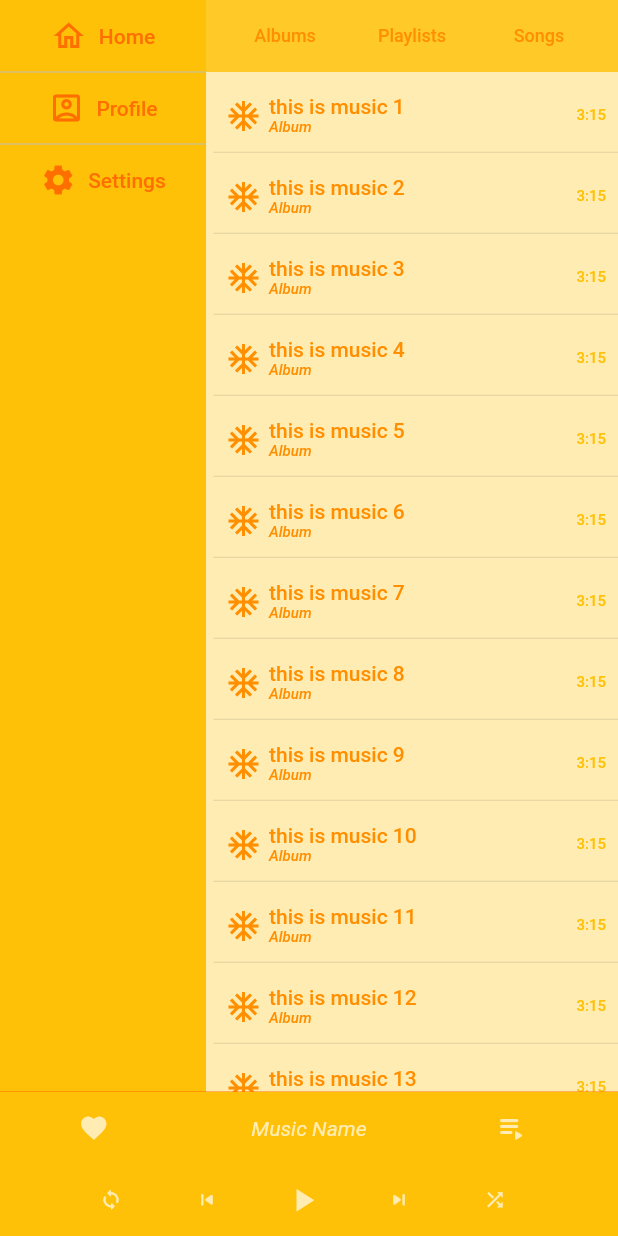
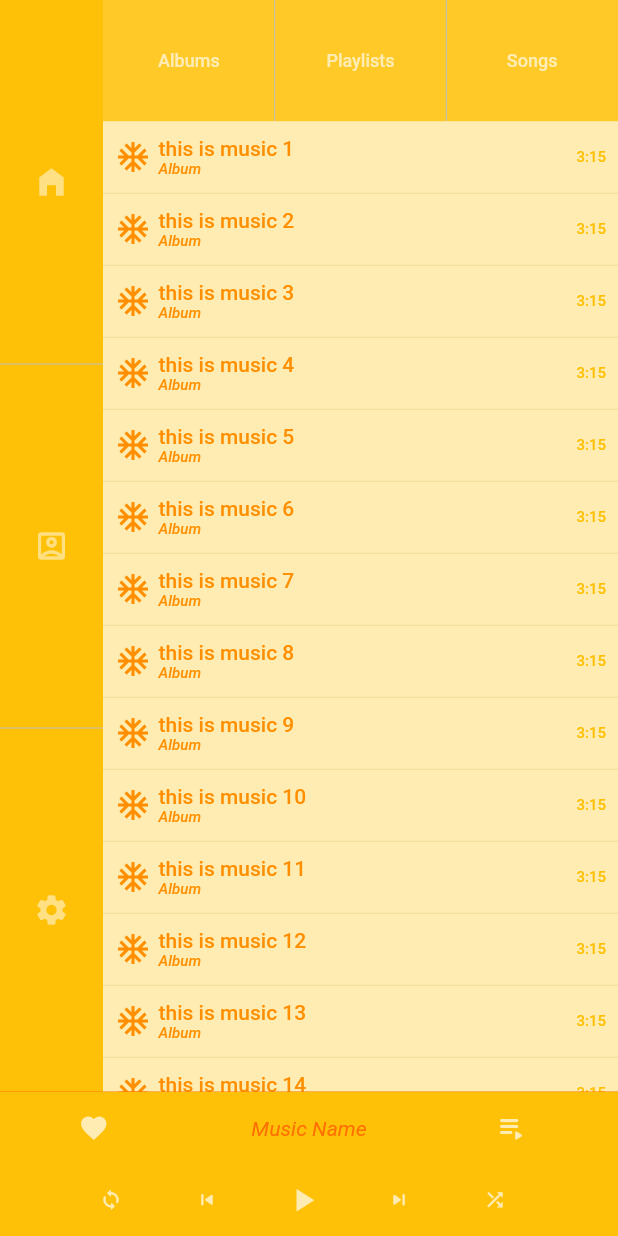
Before and after one commit to 3rs1n4cti0n/MusicPlayerApp, a Flutter app: the Home screen opened by its route, on a phone screen of 412 x 824 dp. Run offline on Flutter 3.47's test engine with Material 2 defaults, Android fonts, the phone set to English and light mode, and no system bars.

Commit message:
Created current song page and its buttons to switch pages. Added settings page.

```diff
--- a/lib/App Pages/home_page.dart
+++ b/lib/App Pages/home_page.dart
@@ -25,17 +25,14 @@ class _HomeState extends State<Home> {
                     child: Container(
                       color: Colors.amber,
                       child: Column(
-                        mainAxisAlignment: MainAxisAlignment.start,
+                        mainAxisAlignment: MainAxisAlignment.spaceEvenly,
                         crossAxisAlignment: CrossAxisAlignment.stretch,
                         children: [
-                          TextButton.icon(
+                          Expanded(
+                            child: TextButton(
                               onPressed: () {},
-                            icon: Icon(Icons.home_outlined,
-                                color: Colors.amber[900]),
-                            label: Text(
-                              'Home',
-                              overflow: TextOverflow.ellipsis,
-                              style: TextStyle(color: Colors.amber[900]),
+                              child: Icon(Icons.home_filled,
+                                  color: Colors.amber[200]),
                             ),
                           ),
                           Divider(
@@ -43,14 +40,11 @@ class _HomeState extends State<Home> {
                             color: Colors.grey[400],
                             thickness: 0,
                           ),
-                          TextButton.icon(
+                          Expanded(
+                            child: TextButton(
                               onPressed: () {},
-                            icon: Icon(Icons.account_box_outlined,
-                                color: Colors.amber[900]),
-                            label: Text(
-                              'Profile',
-                              overflow: TextOverflow.ellipsis,
-                              style: TextStyle(color: Colors.amber[900]),
+                              child: Icon(Icons.account_box_outlined,
+                                  color: Colors.amber[200]),
                             ),
                           ),
                           Divider(
@@ -58,74 +52,94 @@ class _HomeState extends State<Home> {
                             color: Colors.grey[400],
                             thickness: 0,
                           ),
-                          TextButton.icon(
+                          Expanded(
+                            child: TextButton(
                               onPressed: () {},
-                              icon: Icon(Icons.settings,
-                                  color: Colors.amber[900]),
-                              label: Text(
-                                'Settings',
-                                overflow: TextOverflow.ellipsis,
-                                style: TextStyle(color: Colors.amber[900]),
-                              )),
+                              child: Icon(Icons.settings,
+                                  color: Colors.amber[200]),
+                            ),
+                          ),
                         ],
                       ),
                     ),
                   ),
                   Flexible(
-                      flex: 2,
+                      flex: 5,
                       child: Column(
                         crossAxisAlignment: CrossAxisAlignment.stretch,
                         children: [
-                          Container(
+                          Flexible(
+                            flex: 1,
+                            child: Container(
                               color: Colors.amber[400],
-                            child: Wrap(
-                              alignment: WrapAlignment.spaceEvenly,
+                              child: Row(
+                                mainAxisAlignment:
+                                    MainAxisAlignment.spaceEvenly,
+                                crossAxisAlignment: CrossAxisAlignment.stretch,
                                 children: [
-                                TextButton(
+                                  Expanded(
+                                    child: TextButton(
                                       onPressed: () {},
                                       child: Text(
                                         'Albums',
                                         overflow: TextOverflow.ellipsis,
                                         style: TextStyle(
                                           fontSize: 12,
-                                      color: Colors.amber[800],
+                                          color: Colors.amber[100],
                                         ),
                                       ),
                                     ),
-                                TextButton(
+                                  ),
+                                  VerticalDivider(
+                                    width: 0,
+                                    color: Colors.grey[400],
+                                    thickness: 0,
+                                  ),
+                                  Expanded(
+                                    child: TextButton(
                                       onPressed: () {},
                                       child: Text(
                                         'Playlists',
                                         overflow: TextOverflow.ellipsis,
                                         style: TextStyle(
-                                      color: Colors.amber[800],
+                                          color: Colors.amber[100],
                                           fontSize: 12,
                                         ),
                                       ),
                                     ),
-                                TextButton(
+                                  ),
+                                  VerticalDivider(
+                                    width: 0,
+                                    color: Colors.grey[400],
+                                    thickness: 0,
+                                  ),
+                                  Expanded(
+                                    child: TextButton(
                                       onPressed: () {},
                                       child: Text(
                                         'Songs',
                                         overflow: TextOverflow.ellipsis,
                                         style: TextStyle(
-                                      color: Colors.amber[800],
+                                          color: Colors.amber[100],
                                           fontSize: 12,
+                                        ),
                                       ),
                                     ),
                                   ),
                                 ],
                               ),
                             ),
-                          Expanded(
+                          ),
+                          Flexible(
+                            flex: 8,
                             child: Container(
+                              height: double.infinity,
                               color: Colors.amber[300],
                               child: ListView.builder(
                                   itemCount: 150,
                                   itemBuilder: (context, index) {
                                     index++;
                                     return Container(
-                                      padding: EdgeInsets.only(left: 5, top: 5),
                                       width: double.infinity,
                                       color: Colors.amber[100],
                                       child: Column(
@@ -148,7 +162,7 @@ class _HomeState extends State<Home> {
                                                       CrossAxisAlignment.start,
                                                   children: [
                                                     Text(
-                                                      // TODO: replce with music name
+                                                      // TODO: replace with music name
                                                       'this is music $index',
 
                                                       style: TextStyle(
@@ -189,7 +203,7 @@ class _HomeState extends State<Home> {
                                             ),
                                           ),
                                           Divider(
-                                            height: 1,
+                                            height: 0,
                                           )
                                         ],
                                       ),
@@ -230,7 +244,7 @@ class _HomeState extends State<Home> {
                           child: Text(
                             'Music Name',
                             style: TextStyle(
-                                color: Colors.amber[100],
+                                color: Colors.amber[900],
                                 fontSize: 14,
                                 fontStyle: FontStyle.italic),
                           )),
--- a/lib/main.dart
+++ b/lib/main.dart
@@ -2,14 +2,18 @@ import 'package:flutter/material.dart';
 import 'package:music_player_app/App%20Pages/home_page.dart';
 import 'package:music_player_app/App%20Pages/loading.dart';
 import 'package:music_player_app/App%20Pages/profile.dart';
+import 'package:music_player_app/App Pages/current_song_page.dart';
+import 'package:music_player_app/App Pages/settings_page.dart';
 
 void main() {
   runApp(MaterialApp(
-    initialRoute: '/profile',
+    initialRoute: '/Settings',
     routes: {
       '/': (context) => const LoadingPage(),
       '/home': (context) => const Home(),
       '/profile': (context) => const Profile(),
+      '/currentSongPage': (context) => const CurrentSong(),
+      '/Settings': (context) => SettingsPage(),
     },
   ));
 }
```
Lines whose indentation alone changed are shown as unchanged.
